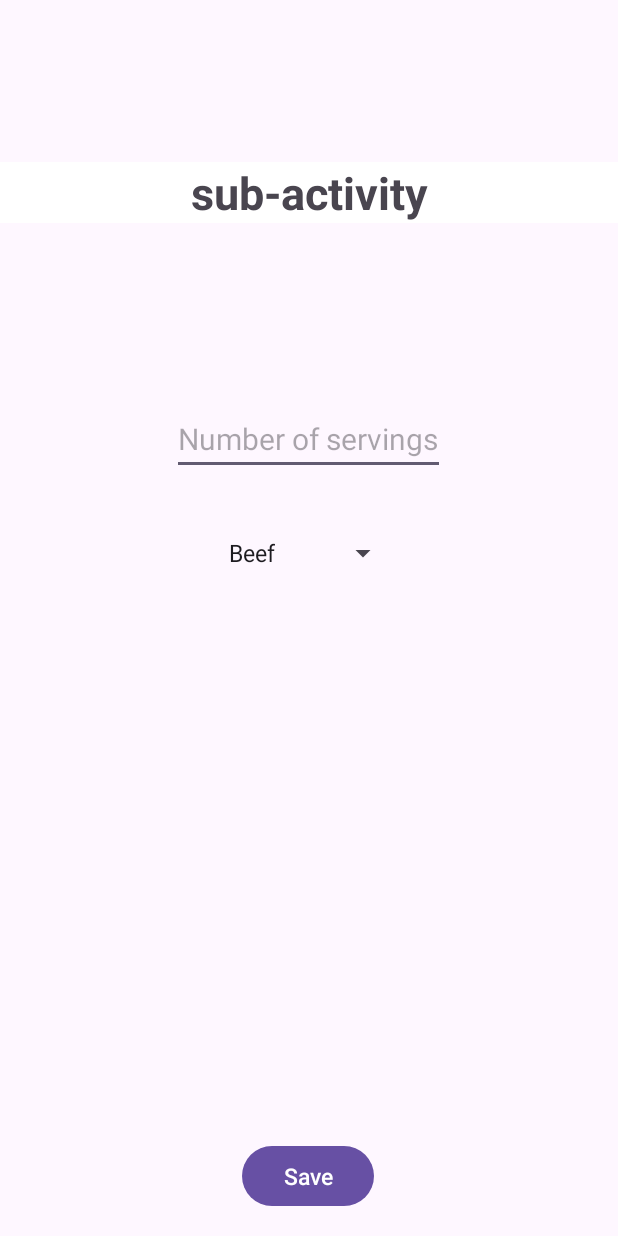
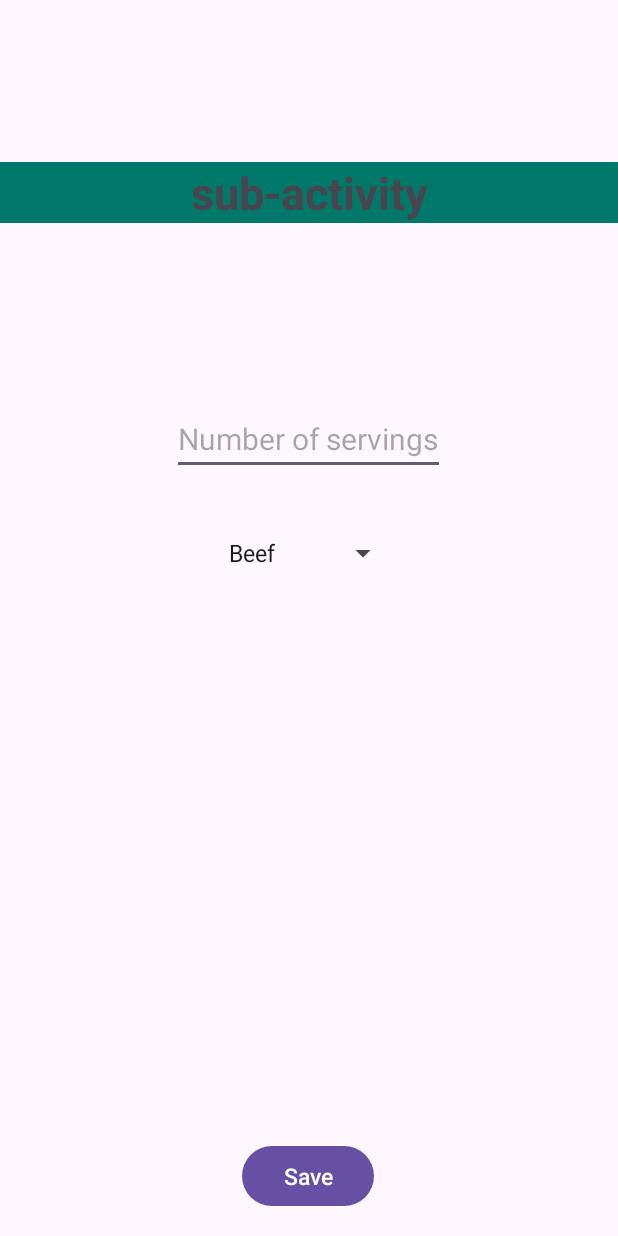
Before and after one commit to ImaginePilot/Plantze, an Android app: the layout activity_input_food.xml on its own in the app's theme, with its tools: preview values and no code run, on a phone screen of 412 x 824 dp. Run offline under Robolectric (Android 15) with nearby library versions, the phone set to English and light mode, and no system bars.

Commit message:
modified activity_input_food.xml

```diff
--- a/app/src/main/res/layout/activity_input_food.xml
+++ b/app/src/main/res/layout/activity_input_food.xml
@@ -13,7 +13,7 @@
         android:layout_marginTop="108dp"
         android:textAlignment="center"
         android:text="sub-activity"
-        android:background="@color/white"
+        android:background="@color/teal_700"
         android:textSize="30sp"
         android:textStyle="bold"
         app:layout_constraintEnd_toEndOf="parent"
```
